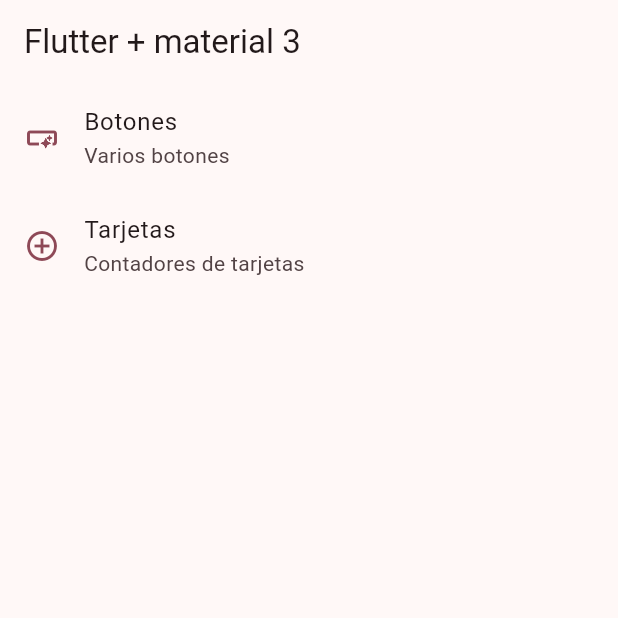
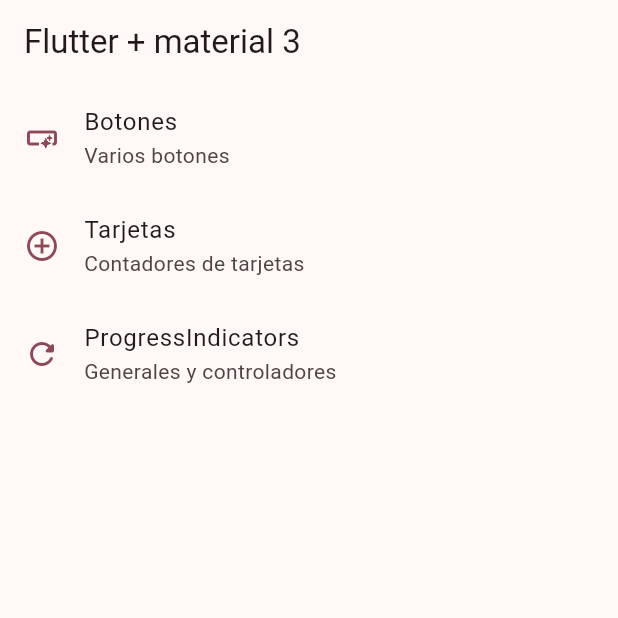
Before and after one commit to LuisferRojas14/WIDGETAPP, a Flutter app: the screen it shows after launch, on a phone screen of 412 x 824 dp, the top half of it. Run offline on Flutter 3.47's test engine with Material 3 defaults, Android fonts, the phone set to English and light mode, and no system bars; our stand-ins replace go_router.

Commit message:
progressIndicator_half

```diff
--- a/lib/config/menu/menu_item.dart
+++ b/lib/config/menu/menu_item.dart
@@ -26,4 +26,11 @@
       subTitle: 'Contadores de tarjetas',
       link: '/cards',
       icon: Icons.add_circle_outline),
+
+      MenuItem(
+        title: 'ProgressIndicators',
+        subTitle: 'Generales y controladores',
+        link: '/progress',
+        icon: Icons.refresh_rounded
+      ),
 ];
--- a/lib/config/router/app_router.dart
+++ b/lib/config/router/app_router.dart
@@ -22,6 +22,11 @@
       name: CardsScreen.name,
       builder: (context, state) => const CardsScreen(),
     ),
+
+    GoRoute(path: '/progress',
+      name: ProgressScreen.name,
+      builder: (context, state) => const ProgressScreen(),
+    ),
   ],
 
 );
```
Also changed, not shown: lib/presentation/screens/progress/progress_screen.dart (+40 -2 lines).
